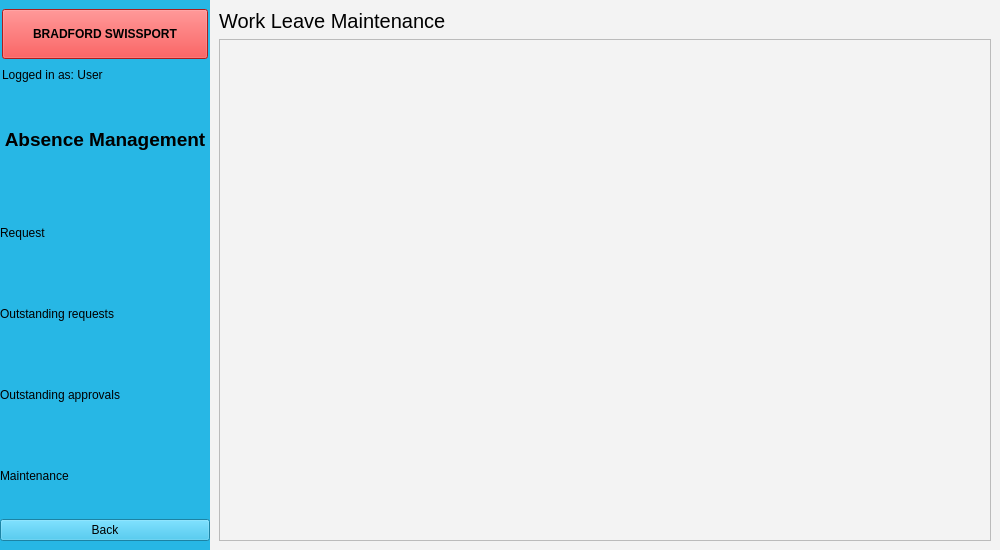
The window that EMS-App/absenceScreen.ui (elroydsouza/HR-ManagementSystem) describes before a commit, drawn with Qt 5.
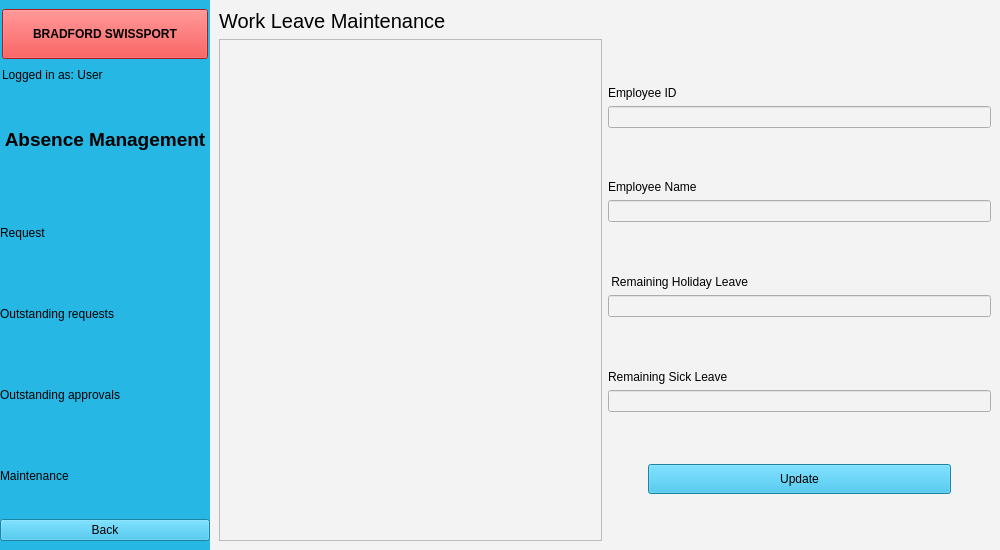
The same window after the commit. Icons and pictures are not drawn.

Commit message: Added schedule screen and all functionalitiy bar generate schedule, and also added maintenance for absence screen

Patch:
```diff
--- a/EMS-App/absenceScreen.ui
+++ b/EMS-App/absenceScreen.ui
@@ -1290,7 +1290,211 @@
         </widget>
        </item>
        <item>
-        <widget class="QTableView" name="tbl_employees"/>
+        <layout class="QHBoxLayout" name="horizontalLayout_7">
+         <item>
+          <widget class="QTableView" name="tbl_employees">
+           <property name="styleSheet">
+            <string notr="true">QHeaderView::section { background-color:black; color:white ; font-weight: bold}
+QTableCornerButton::section { background-color:black }
+verticalHeader::section{ background-color:rgb(190,1,1) }</string>
+           </property>
+           <property name="alternatingRowColors">
+            <bool>true</bool>
+           </property>
+           <property name="selectionBehavior">
+            <enum>QAbstractItemView::SelectRows</enum>
+           </property>
+           <property name="showGrid">
+            <bool>false</bool>
+           </property>
+           <property name="cornerButtonEnabled">
+            <bool>false</bool>
+           </property>
+          </widget>
+         </item>
+         <item>
+          <layout class="QVBoxLayout" name="verticalLayout_11">
+           <item>
+            <spacer name="verticalSpacer_10">
+             <property name="orientation">
+              <enum>Qt::Vertical</enum>
+             </property>
+             <property name="sizeHint" stdset="0">
+              <size>
+               <width>20</width>
+               <height>40</height>
+              </size>
+             </property>
+            </spacer>
+           </item>
+           <item>
+            <widget class="QLabel" name="label_18">
+             <property name="text">
+              <string>Employee ID</string>
+             </property>
+            </widget>
+           </item>
+           <item>
+            <widget class="QLineEdit" name="Mle_employeeID">
+             <property name="readOnly">
+              <bool>true</bool>
+             </property>
+            </widget>
+           </item>
+           <item>
+            <spacer name="verticalSpacer_8">
+             <property name="orientation">
+              <enum>Qt::Vertical</enum>
+             </property>
+             <property name="sizeHint" stdset="0">
+              <size>
+               <width>20</width>
+               <height>40</height>
+              </size>
+             </property>
+            </spacer>
+           </item>
+           <item>
+            <widget class="QLabel" name="label_15">
+             <property name="text">
+              <string>Employee Name</string>
+             </property>
+            </widget>
+           </item>
+           <item>
+            <widget class="QLineEdit" name="Mle_employeeName">
+             <property name="readOnly">
+              <bool>true</bool>
+             </property>
+            </widget>
+           </item>
+           <item>
+            <spacer name="verticalSpacer_11">
+             <property name="orientation">
+              <enum>Qt::Vertical</enum>
+             </property>
+             <property name="sizeHint" stdset="0">
+              <size>
+               <width>20</width>
+               <height>40</height>
+              </size>
+             </property>
+            </spacer>
+           </item>
+           <item>
+            <widget class="QLabel" name="label_16">
+             <property name="text">
+              <string> Remaining Holiday Leave</string>
+             </property>
+            </widget>
+           </item>
+           <item>
+            <widget class="QLineEdit" name="Mle_remainingHol"/>
+           </item>
+           <item>
+            <spacer name="verticalSpacer_12">
+             <property name="orientation">
+              <enum>Qt::Vertical</enum>
+             </property>
+             <property name="sizeHint" stdset="0">
+              <size>
+               <width>20</width>
+               <height>40</height>
+              </size>
+             </property>
+            </spacer>
+           </item>
+           <item>
+            <widget class="QLabel" name="label_17">
+             <property name="text">
+              <string>Remaining Sick Leave</string>
+             </property>
+            </widget>
+           </item>
+           <item>
+            <widget class="QLineEdit" name="Mle_remainingSick"/>
+           </item>
+           <item>
+            <spacer name="verticalSpacer_9">
+             <property name="orientation">
+              <enum>Qt::Vertical</enum>
+             </property>
+             <property name="sizeHint" stdset="0">
+              <size>
+               <width>20</width>
+               <height>40</height>
+              </size>
+             </property>
+            </spacer>
+           </item>
+           <item>
+            <layout class="QHBoxLayout" name="horizontalLayout_8">
+             <item>
+              <spacer name="horizontalSpacer_6">
+               <property name="orientation">
+                <enum>Qt::Horizontal</enum>
+               </property>
+               <property name="sizeType">
+                <enum>QSizePolicy::Fixed</enum>
+               </property>
+               <property name="sizeHint" stdset="0">
+                <size>
+                 <width>40</width>
+                 <height>20</height>
+                </size>
+               </property>
+              </spacer>
+             </item>
+             <item>
+              <widget class="QPushButton" name="pushButton">
+               <property name="minimumSize">
+                <size>
+                 <width>0</width>
+                 <height>30</height>
+                </size>
+               </property>
+               <property name="styleSheet">
+                <string notr="true">background-color: rgb(39, 183, 229);</string>
+               </property>
+               <property name="text">
+                <string>Update</string>
+               </property>
+              </widget>
+             </item>
+             <item>
+              <spacer name="horizontalSpacer_7">
+               <property name="orientation">
+                <enum>Qt::Horizontal</enum>
+               </property>
+               <property name="sizeType">
+                <enum>QSizePolicy::Fixed</enum>
+               </property>
+               <property name="sizeHint" stdset="0">
+                <size>
+                 <width>40</width>
+                 <height>20</height>
+                </size>
+               </property>
+              </spacer>
+             </item>
+            </layout>
+           </item>
+           <item>
+            <spacer name="verticalSpacer_13">
+             <property name="orientation">
+              <enum>Qt::Vertical</enum>
+             </property>
+             <property name="sizeHint" stdset="0">
+              <size>
+               <width>20</width>
+               <height>40</height>
+              </size>
+             </property>
+            </spacer>
+           </item>
+          </layout>
+         </item>
+        </layout>
        </item>
       </layout>
      </widget>
```
The commit also changes 22 other files.
